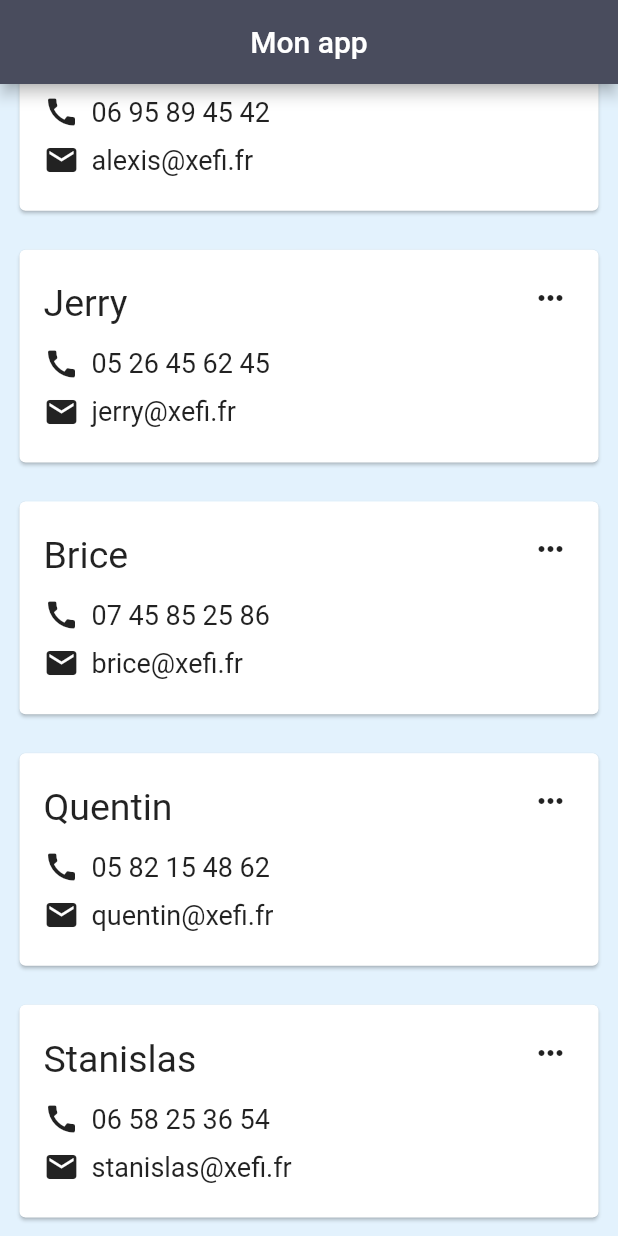
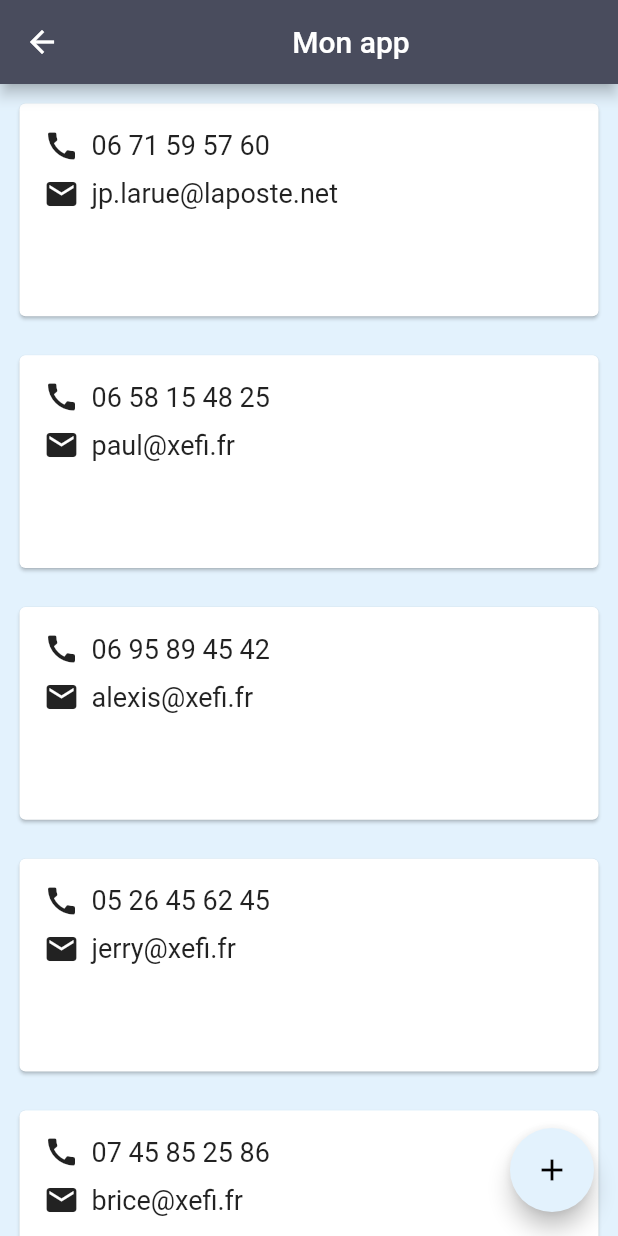
Before and after one commit to JulienS69/projet_alexis, a Flutter app: the screen it shows after launch, scrolled down 406 dp, after a tap on the "keyboard control" icon, on a phone screen of 412 x 824 dp. Run offline on Flutter 3.47's test engine with Material 2 defaults, Android fonts, the phone set to English and light mode, and no system bars; our stand-ins replace get.

Commit message:
Ajout Navigation et Classe Model et Controller :  + Ajoute des fichiers route et navigation.  + Ajout controller et classe Client.

```diff
--- a/lib/domain/entities/client_test.dart
+++ b/lib/domain/entities/contact.dart
@@ -1,12 +1,11 @@
 
-
-class ClientTest {
+class Contact {
   int? id;
   String? firstName;
   String? lastName;
   int? mobile;
 
-  ClientTest({
+  Contact({
     this.id,
     this.firstName,
     this.lastName,
--- a/lib/main.dart
+++ b/lib/main.dart
@@ -2,103 +2,14 @@ import 'package:flutter/material.dart';
 import 'package:get/get_core/src/get_main.dart';
 import 'package:projet_alexis/presentation/core/constants/colors.dart';
 import 'package:get/get.dart';
+import 'package:projet_alexis/presentation/nav/navigation.dart';
+import 'package:projet_alexis/presentation/nav/routes.dart';
+import 'package:projet_alexis/presentation/views/clients_view.dart';
 
-main()=>runApp( MaterialApp(
-  home: AppHome(),
-));
-
-class AppHome extends StatefulWidget{
-  @override
-  State<AppHome> createState() {
-    return  AppState();
-  }
-}
-
-class AppState extends State<AppHome>{
-  List<String> Names = [
-    'Jean-Paul','Paul','Alexis','Jerry', 'Brice','Quentin','Stanislas'
-  ];
-  List<String> Mobile = [
-    "06 71 59 57 60", "06 58 15 48 25", "06 95 89 45 42", "05 26 45 62 45", "07 45 85 25 86", "05 82 15 48 62", "06 58 25 36 54"
-  ];
-  List<String> Mail = [
-    "jp.larue@laposte.net", "paul@xefi.fr", "alexis@xefi.fr", "jerry@xefi.fr", "brice@xefi.fr", "quentin@xefi.fr", "stanislas@xefi.fr"
-  ];
-  @override
-  Widget build(BuildContext context) {
-    return Scaffold(
-      backgroundColor: Get.theme.secondaryHeaderColor,
-      appBar: AppBar(
-        title: const Center(child: Text("Mon app"),),
-        backgroundColor: kGrey6,
-      ),
-      body: ListView.builder(
-        reverse: false,
-        itemBuilder: (_,int index)=>NameList(Names[index], Mobile[index], Mail[index],),
-        itemCount: Names.length,
-      ),
-    );
-  }
-}
-class NameList extends StatelessWidget {
-  final String name;
-  final String mobile;
-  final String mail;
-  const NameList(this.name, this.mobile, this.mail);
-
-  @override
-  Widget build(BuildContext context) {
-    return Padding(
-      padding: const EdgeInsets.all(9.0),
-      child: SizedBox(
-        height: context.height/5.5,
-        child: Card(
-          child: Container(
-            padding: const EdgeInsets.all(8.0),
-            child: Column(
-              mainAxisAlignment: MainAxisAlignment.start,
-              children: [
-                Row(
-                  children: [
-                    Align(
-                      alignment: Alignment.topLeft,
-                        child: Padding(
-                          padding: const EdgeInsets.only(left: 8.0, top: 8.0),
-                          child: Text(name, style: const TextStyle(fontSize: 25.0),),
-                        ),),
-                    const Spacer(),
-                    IconButton(onPressed: () {}, icon: const Icon(Icons.more_horiz),)
-                  ],
-                ),
-                Row(
-                  mainAxisAlignment: MainAxisAlignment.start,
-                  children: [
-                    const Padding(padding: EdgeInsets.only(top: 8.0, left: 8.0 ),
-                      child: Icon(Icons.call),
-                    ),
-                    Padding(
-                      padding: const EdgeInsets.only(top: 8.0, left: 8.0),
-                      child: Text(mobile, style: const TextStyle(fontSize: 18.0),),
-                    ),
-                  ],
-                ),
-                Row(
-                  mainAxisAlignment: MainAxisAlignment.start,
-                  children: [
-                    const Padding(padding: EdgeInsets.only(top: 8.0, left: 8.0 ),
-                      child: Icon(Icons.mail),
-                    ),
-                    Padding(
-                      padding: const EdgeInsets.only(top: 8.0, left: 8.0),
-                      child: Text(mail, style: const TextStyle(fontSize: 18.0),),
-                    ),
-                  ],
-                ),
-              ],
-            ),
-          ),
-        ),
-      ),
-    );
-  }
-}
+main() => runApp(
+    GetMaterialApp(
+      home: ClientView(),
+      initialRoute: Routes.CLIENTS,
+      getPages: Nav.routes,
+      debugShowCheckedModeBanner: false,
+    ));
--- /dev/null
+++ b/lib/presentation/nav/navigation.dart
@@ -0,0 +1,21 @@
+
+import 'package:get/get.dart';
+import 'package:flutter/foundation.dart';
+import 'package:get/get_navigation/src/routes/get_route.dart';
+import 'package:projet_alexis/presentation/views/clients_view.dart';
+import 'package:projet_alexis/presentation/views/modif_client_view.dart';
+
+import 'routes.dart';
+
+class Nav {
+  static List<GetPage> routes = [
+    GetPage(
+      name: Routes.CLIENTS,
+      page: () => ClientView(),
+    ),
+    GetPage(
+      name: Routes.MODIF,
+      page: () => ModifClientView(),
+    ),
+  ];
+}
--- /dev/null
+++ b/lib/presentation/nav/routes.dart
@@ -0,0 +1,7 @@
+class Routes {
+  static String get initialRoute {
+    return CLIENTS;
+  }
+  static const CLIENTS = '/client';
+  static const MODIF = '/modif';
+}
--- /dev/null
+++ b/lib/presentation/views/clients_view.dart
@@ -0,0 +1,154 @@
+
+import 'package:flutter/material.dart';
+import 'package:get/get_core/src/get_main.dart';
+import 'package:projet_alexis/presentation/core/constants/colors.dart';
+import 'package:get/get.dart';
+import 'package:projet_alexis/presentation/nav/routes.dart';
+
+import 'clients_view_controller.dart';
+
+
+class ClientView extends GetView<ClientViewController>{
+  List<String> Names = [
+    'Jean-Paul',
+    'Paul',
+    'Alexis',
+    'Jerry',
+    'Brice',
+    'Quentin',
+    'Stanislas'
+  ];
+  List<String> Mobile = [
+    "06 71 59 57 60",
+    "06 58 15 48 25",
+    "06 95 89 45 42",
+    "05 26 45 62 45",
+    "07 45 85 25 86",
+    "05 82 15 48 62",
+    "06 58 25 36 54"
+  ];
+  List<String> Mail = [
+    "jp.larue@laposte.net",
+    "paul@xefi.fr",
+    "alexis@xefi.fr",
+    "jerry@xefi.fr",
+    "brice@xefi.fr",
+    "quentin@xefi.fr",
+    "stanislas@xefi.fr"
+  ];
+
+  @override
+  Widget build(BuildContext context) {
+
+    // RxList<Clients> listClient = controller.client as RxList<Clients>;
+    return Scaffold(
+      backgroundColor: Get.theme.secondaryHeaderColor,
+      appBar: AppBar(
+        title: const Center(
+          child: Text("Mon app"),
+
+        ),
+        backgroundColor: kGrey6,
+        automaticallyImplyLeading: false,
+      ),
+      body: ListView.builder(
+        reverse: false,
+        itemBuilder: (_, int index) => NameList(
+          Names[index],
+          Mobile[index],
+          Mail[index],
+        ),
+        itemCount: Names.length,
+      ),
+      floatingActionButton: FloatingActionButton(
+        onPressed: () {},
+        backgroundColor: Get.theme.secondaryHeaderColor,
+        child: const Icon(
+          Icons.add,
+          color: Colors.black,
+        ),
+      ),
+    );
+  }
+}
+
+class NameList extends StatelessWidget {
+  final String name;
+  final String mobile;
+  final String mail;
+
+  const NameList(this.name, this.mobile, this.mail);
+
+  @override
+  Widget build(BuildContext context) {
+    return Padding(
+      padding: const EdgeInsets.all(9.0),
+      child: SizedBox(
+        height: context.height / 5.5,
+        child: Card(
+          child: Container(
+            padding: const EdgeInsets.all(8.0),
+            child: Column(
+              mainAxisAlignment: MainAxisAlignment.start,
+              children: [
+                Row(
+                  children: [
+                    Align(
+                      alignment: Alignment.topLeft,
+                      child: Padding(
+                        padding: const EdgeInsets.only(left: 8.0, top: 8.0),
+                        child: Text(
+                          name,
+                          style: const TextStyle(fontSize: 25.0),
+                        ),
+                      ),
+                    ),
+                    const Spacer(),
+                    IconButton(
+                      onPressed: () {
+                        Get.toNamed(Routes.MODIF);
+                      },
+                      icon: const Icon(Icons.more_horiz),
+                    )
+                  ],
+                ),
+                Row(
+                  mainAxisAlignment: MainAxisAlignment.start,
+                  children: [
+                    const Padding(
+                      padding: EdgeInsets.only(top: 8.0, left: 8.0),
+                      child: Icon(Icons.call),
+                    ),
+                    Padding(
+                      padding: const EdgeInsets.only(top: 8.0, left: 8.0),
+                      child: Text(
+                        mobile,
+                        style: const TextStyle(fontSize: 18.0),
+                      ),
+                    ),
+                  ],
+                ),
+                Row(
+                  mainAxisAlignment: MainAxisAlignment.start,
+                  children: [
+                    const Padding(
+                      padding: EdgeInsets.only(top: 8.0, left: 8.0),
+                      child: Icon(Icons.mail),
+                    ),
+                    Padding(
+                      padding: const EdgeInsets.only(top: 8.0, left: 8.0),
+                      child: Text(
+                        mail,
+                        style: const TextStyle(fontSize: 18.0),
+                      ),
+                    ),
+                  ],
+                ),
+              ],
+            ),
+          ),
+        ),
+      ),
+    );
+  }
+}
--- /dev/null
+++ b/lib/presentation/views/clients_view_controller.dart
@@ -0,0 +1,13 @@
+import 'package:get/get.dart';
+import 'package:get/get_state_manager/src/simple/get_controllers.dart';
+import 'package:projet_alexis/domain/entities/contact.dart';
+
+class ClientViewController extends GetxController {
+  RxList<Contact> contact = <Contact>[
+
+  ].obs;
+
+
+
+
+}
--- /dev/null
+++ b/lib/presentation/views/modif_client_view.dart
@@ -0,0 +1,126 @@
+import 'package:flutter/material.dart';
+import 'package:get/get_core/src/get_main.dart';
+import 'package:projet_alexis/presentation/core/constants/colors.dart';
+import 'package:get/get.dart';
+
+
+class ModifClientView extends StatelessWidget {
+  List<String> Names = [
+    'Jean-Paul',
+    'Paul',
+    'Alexis',
+    'Jerry',
+    'Brice',
+    'Quentin',
+    'Stanislas'
+  ];
+  List<String> Mobile = [
+    "06 71 59 57 60",
+    "06 58 15 48 25",
+    "06 95 89 45 42",
+    "05 26 45 62 45",
+    "07 45 85 25 86",
+    "05 82 15 48 62",
+    "06 58 25 36 54"
+  ];
+  List<String> Mail = [
+    "jp.larue@laposte.net",
+    "paul@xefi.fr",
+    "alexis@xefi.fr",
+    "jerry@xefi.fr",
+    "brice@xefi.fr",
+    "quentin@xefi.fr",
+    "stanislas@xefi.fr"
+  ];
+
+  @override
+  Widget build(BuildContext context) {
+    return Scaffold(
+      backgroundColor: Get.theme.secondaryHeaderColor,
+      appBar: AppBar(
+        title: const Center(
+          child: Text("Mon app"),
+        ),
+        backgroundColor: kGrey6,
+      ),
+      body: ListView.builder(
+        reverse: false,
+        itemBuilder: (_, int index) => NameList(
+          Names[index],
+          Mobile[index],
+          Mail[index],
+        ),
+        itemCount: Names.length,
+      ),
+      floatingActionButton: FloatingActionButton(
+        onPressed: () {},
+        backgroundColor: Get.theme.secondaryHeaderColor,
+        child: const Icon(
+          Icons.add,
+          color: Colors.black,
+        ),
+      ),
+    );
+  }
+}
+
+class NameList extends StatelessWidget {
+  final String name;
+  final String mobile;
+  final String mail;
+
+  const NameList(this.name, this.mobile, this.mail);
+
+  @override
+  Widget build(BuildContext context) {
+    return Padding(
+      padding: const EdgeInsets.all(9.0),
+      child: SizedBox(
+        height: context.height / 5.5,
+        child: Card(
+          child: Container(
+            padding: const EdgeInsets.all(8.0),
+            child: Column(
+              mainAxisAlignment: MainAxisAlignment.start,
+              children: [
+
+                Row(
+                  mainAxisAlignment: MainAxisAlignment.start,
+                  children: [
+                    const Padding(
+                      padding: EdgeInsets.only(top: 8.0, left: 8.0),
+                      child: Icon(Icons.call),
+                    ),
+                    Padding(
+                      padding: const EdgeInsets.only(top: 8.0, left: 8.0),
+                      child: Text(
+                        mobile,
+                        style: const TextStyle(fontSize: 18.0),
+                      ),
+                    ),
+                  ],
+                ),
+                Row(
+                  mainAxisAlignment: MainAxisAlignment.start,
+                  children: [
+                    const Padding(
+                      padding: EdgeInsets.only(top: 8.0, left: 8.0),
+                      child: Icon(Icons.mail),
+                    ),
+                    Padding(
+                      padding: const EdgeInsets.only(top: 8.0, left: 8.0),
+                      child: Text(
+                        mail,
+                        style: const TextStyle(fontSize: 18.0),
+                      ),
+                    ),
+                  ],
+                ),
+              ],
+            ),
+          ),
+        ),
+      ),
+    );
+  }
+}
```
Also changed, not shown: lib/presentation/views/controllerView.dart (deleted).
